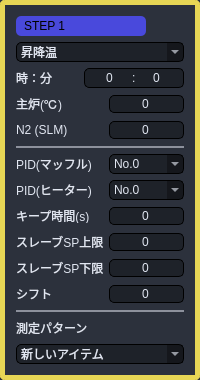
First picture: the form in Source code/gui_main/gui/widgets/py_pattern/temp_pattern.ui, repository coolandy345/MS4371, before the edit.
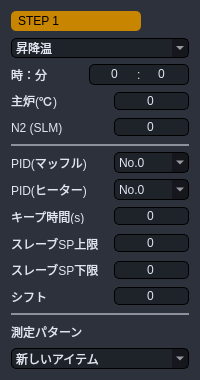
Second picture: the form after the edit.

```diff
--- a/Source code/gui_main/gui/widgets/py_pattern/temp_pattern.ui
+++ b/Source code/gui_main/gui/widgets/py_pattern/temp_pattern.ui
@@ -124,14 +124,17 @@
        <string notr="true">QFrame{
 	border:none;
 }
-QFrame:enabled{
+QFrame:hover{
 	border-color: rgb(231, 214, 85);
 	border-width: 5px;
 	border-radius: 5px;
 	border-style: solid;
 }
-QFrame:disabled{
-	border:none;
+QFrame:focus{
+	border-color: rgb(231, 214, 85);
+	border-width: 5px;
+	border-radius: 5px;
+	border-style: solid;
 }
 
 QLabel:enabled {
@@ -223,7 +226,7 @@
              <string notr="true">QFrame:hover{
 	border: none;
 }
-QFrame:enabled{
+QFrame:focus{
 	border:none;
 }</string>
             </property>
@@ -250,7 +253,7 @@
               <number>0</number>
              </property>
              <item>
-              <widget class="QLabel" name="Step_label">
+              <widget class="QLineEdit" name="Step_label">
                <property name="minimumSize">
                 <size>
                  <width>130</width>
@@ -259,24 +262,45 @@
                </property>
                <property name="maximumSize">
                 <size>
-                 <width>16777215</width>
+                 <width>75</width>
                  <height>16777215</height>
                 </size>
                </property>
-               <property name="autoFillBackground">
-                <bool>false</bool>
-               </property>
                <property name="styleSheet">
-                <string notr="true">font:17px &quot;游ゴシック&quot;;
-color: rgb(0, 0, 0);
-padding-left:5px;
-border-radius: 5px;
-background-color: rgb(73, 73, 220);
-border:none;</string>
+                <string notr="true">
+
+QLineEdit:enabled {
+	font:17px &quot;游ゴシック&quot;;
+	color: rgb(0, 0, 0);
+	padding-left:5px;
+	border-radius: 5px;
+	background-color: rgb(200, 133, 0);
+	border:none;
+}
+QLineEdit:read-only {
+	font:17px &quot;游ゴシック&quot;;
+	padding-left:5px;
+	border-radius: 5px;
+	background-color: rgb(73, 73, 220);
+	border:none;
+}
+QLineEdit:disabled {
+	font:17px &quot;游ゴシック&quot;;
+	padding-left:5px;
+	border-radius: 5px;
+	background-color: rgb(0, 168, 123);
+	border:none;
+}</string>
                </property>
                <property name="text">
                 <string>STEP 1</string>
                </property>
+               <property name="alignment">
+                <set>Qt::AlignLeading|Qt::AlignLeft|Qt::AlignVCenter</set>
+               </property>
+               <property name="readOnly">
+                <bool>false</bool>
+               </property>
               </widget>
              </item>
              <item>
@@ -294,9 +318,7 @@
                 </size>
                </property>
                <property name="styleSheet">
-                <string notr="true">
-border-radius: 2px;
-</string>
+                <string notr="true"/>
                </property>
                <property name="frameShape">
                 <enum>QFrame::StyledPanel</enum>
@@ -378,7 +400,7 @@
              <string notr="true">QFrame:hover{
 	border: none;
 }
-QFrame:enabled{
+QFrame:focus{
 	border:none;
 }</string>
             </property>
@@ -568,7 +590,7 @@
              <string notr="true">QFrame:hover{
 	border: none;
 }
-QFrame:enabled{
+QFrame:focus{
 	border:none;
 }</string>
             </property>
@@ -651,7 +673,7 @@
              <string notr="true">QFrame:hover{
 	border: none;
 }
-QFrame:enabled{
+QFrame:focus{
 	border:none;
 }</string>
             </property>
@@ -749,7 +771,7 @@
 QFrame:hover{
 	border: none;
 }
-QFrame:enabled{
+QFrame:focus{
 	border:none;
 }</string>
             </property>
@@ -767,7 +789,7 @@
              <string notr="true">QFrame:hover{
 	border: none;
 }
-QFrame:enabled{
+QFrame:focus{
 	border:none;
 }</string>
             </property>
@@ -883,7 +905,7 @@
              <string notr="true">QFrame:hover{
 	border: none;
 }
-QFrame:enabled{
+QFrame:focus{
 	border:none;
 }</string>
             </property>
@@ -999,7 +1021,7 @@
              <string notr="true">QFrame:hover{
 	border: none;
 }
-QFrame:enabled{
+QFrame:focus{
 	border:none;
 }</string>
             </property>
@@ -1082,7 +1104,7 @@
              <string notr="true">QFrame:hover{
 	border: none;
 }
-QFrame:enabled{
+QFrame:focus{
 	border:none;
 }</string>
             </property>
@@ -1165,7 +1187,7 @@
              <string notr="true">QFrame:hover{
 	border: none;
 }
-QFrame:enabled{
+QFrame:focus{
 	border:none;
 }</string>
             </property>
@@ -1248,7 +1270,7 @@
              <string notr="true">QFrame:hover{
 	border: none;
 }
-QFrame:enabled{
+QFrame:focus{
 	border:none;
 }</string>
             </property>
@@ -1344,12 +1366,11 @@
 	background-color: rgb(141, 145, 156);
 }
 QFrame:hover{
-	border: none;
-}
-QFrame:enabled{
 	border:none;
 }
-</string>
+QFrame:focus{
+	border:none;
+}</string>
             </property>
             <property name="frameShape">
              <enum>QFrame::StyledPanel</enum>
@@ -1365,7 +1386,7 @@
              <string notr="true">QFrame:hover{
 	border: none;
 }
-QFrame:enabled{
+QFrame:focus{
 	border:none;
 }</string>
             </property>
@@ -1419,7 +1440,7 @@
              <string notr="true">QFrame:hover{
 	border: none;
 }
-QFrame:enabled{
+QFrame:focus{
 	border:none;
 }</string>
             </property>
```
Left out of the diff: 52 changed lines with no effect on the pictures.
